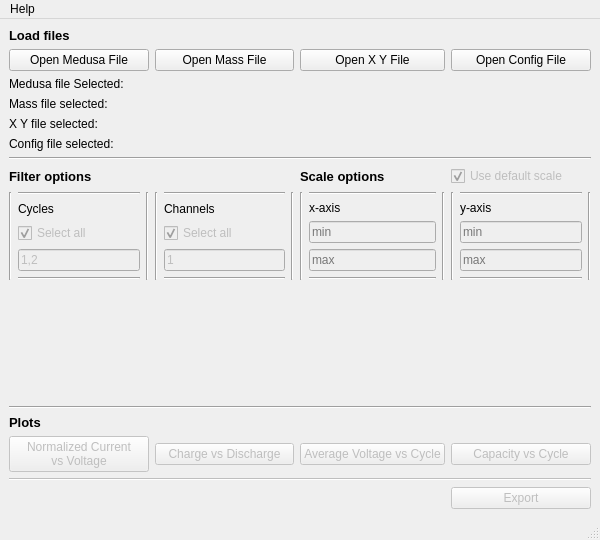
Qt form karlie/view/app.ui (abdullahsumbal/data-analysis) before a commit.
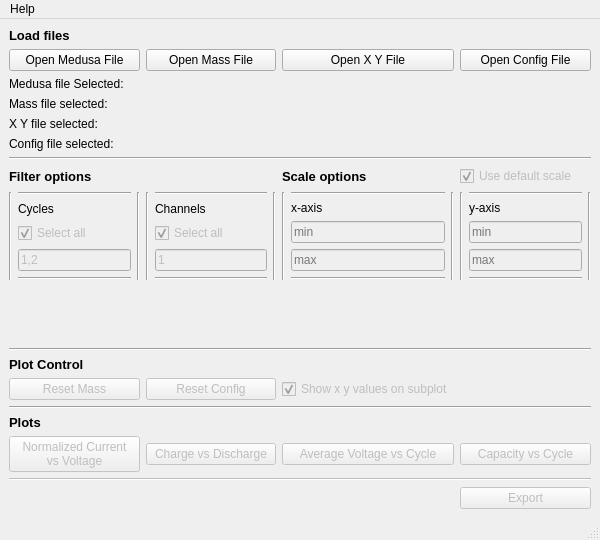
The same form after that commit.

Commit message: added buttons and checkbox. this closes #28

What changed in the file:
```diff
--- a/karlie/view/app.ui
+++ b/karlie/view/app.ui
@@ -28,20 +28,10 @@
   <widget class="QWidget" name="centralwidget">
    <layout class="QVBoxLayout" name="verticalLayout">
     <item>
-     <layout class="QGridLayout" name="gridLayout" rowstretch="0,0,0,0,0,0,0,0,0,0,0,0,0,0,0,0,0" columnstretch="1,1,1,1">
+     <layout class="QGridLayout" name="gridLayout" rowstretch="0,0,0,0,0,0,0,0,0,0,0,0,0,0,0,0,0,0,0,0" columnstretch="1,1,1,1">
       <property name="sizeConstraint">
        <enum>QLayout::SetNoConstraint</enum>
       </property>
-      <item row="14" column="1">
-       <widget class="QPushButton" name="button_charge_discharge">
-        <property name="enabled">
-         <bool>false</bool>
-        </property>
-        <property name="text">
-         <string>Charge vs Discharge</string>
-        </property>
-       </widget>
-      </item>
       <item row="10" column="3">
        <layout class="QGridLayout" name="gridLayout_5">
         <item row="0" column="1">
@@ -107,6 +97,98 @@
         </item>
        </layout>
       </item>
+      <item row="16" column="0">
+       <widget class="QLabel" name="label_4">
+        <property name="font">
+         <font>
+          <pointsize>10</pointsize>
+          <weight>75</weight>
+          <bold>true</bold>
+         </font>
+        </property>
+        <property name="text">
+         <string>Plots</string>
+        </property>
+       </widget>
+      </item>
+      <item row="9" column="0">
+       <widget class="QLabel" name="label_3">
+        <property name="font">
+         <font>
+          <pointsize>10</pointsize>
+          <weight>75</weight>
+          <bold>true</bold>
+         </font>
+        </property>
+        <property name="text">
+         <string>Filter options</string>
+        </property>
+       </widget>
+      </item>
+      <item row="18" column="0" colspan="4">
+       <widget class="Line" name="line_3">
+        <property name="enabled">
+         <bool>false</bool>
+        </property>
+        <property name="lineWidth">
+         <number>1</number>
+        </property>
+        <property name="orientation">
+         <enum>Qt::Horizontal</enum>
+        </property>
+       </widget>
+      </item>
+      <item row="11" column="0">
+       <spacer name="verticalSpacer">
+        <property name="orientation">
+         <enum>Qt::Vertical</enum>
+        </property>
+        <property name="sizeHint" stdset="0">
+         <size>
+          <width>20</width>
+          <height>40</height>
+         </size>
+        </property>
+       </spacer>
+      </item>
+      <item row="17" column="1">
+       <widget class="QPushButton" name="button_charge_discharge">
+        <property name="enabled">
+         <bool>false</bool>
+        </property>
+        <property name="text">
+         <string>Charge vs Discharge</string>
+        </property>
+       </widget>
+      </item>
+      <item row="0" column="0">
+       <widget class="QLabel" name="label_2">
+        <property name="font">
+         <font>
+          <pointsize>10</pointsize>
+          <weight>75</weight>
+          <bold>true</bold>
+         </font>
+        </property>
+        <property name="text">
+         <string>Load files</string>
+        </property>
+       </widget>
+      </item>
+      <item row="1" column="3">
+       <widget class="QPushButton" name="button_config_file">
+        <property name="text">
+         <string>Open Config File</string>
+        </property>
+       </widget>
+      </item>
+      <item row="4" column="0" colspan="4">
+       <widget class="QLabel" name="label_x_y_file">
+        <property name="text">
+         <string>X Y file selected: </string>
+        </property>
+       </widget>
+      </item>
       <item row="10" column="2">
        <layout class="QGridLayout" name="gridLayout_4">
         <item row="1" column="1">
@@ -172,21 +254,7 @@
         </item>
        </layout>
       </item>
-      <item row="0" column="0">
-       <widget class="QLabel" name="label_2">
-        <property name="font">
-         <font>
-          <pointsize>10</pointsize>
-          <weight>75</weight>
-          <bold>true</bold>
-         </font>
-        </property>
-        <property name="text">
-         <string>Load files</string>
-        </property>
-       </widget>
-      </item>
-      <item row="14" column="0">
+      <item row="17" column="0">
        <widget class="QPushButton" name="button_norm_curr_volt">
         <property name="enabled">
          <bool>false</bool>
@@ -223,29 +291,22 @@
         </property>
        </widget>
       </item>
-      <item row="13" column="0">
-       <widget class="QLabel" name="label_4">
-        <property name="font">
-         <font>
-          <pointsize>10</pointsize>
-          <weight>75</weight>
-          <bold>true</bold>
-         </font>
-        </property>
+      <item row="2" column="0" colspan="4">
+       <widget class="QLabel" name="label_medusa_file">
         <property name="text">
-         <string>Plots</string>
+         <string>Medusa file Selected: </string>
         </property>
        </widget>
       </item>
-      <item row="1" column="3">
-       <widget class="QPushButton" name="button_config_file">
+      <item row="1" column="1">
+       <widget class="QPushButton" name="button_mass_file">
         <property name="text">
-         <string>Open Config File</string>
+         <string>Open Mass File</string>
         </property>
        </widget>
       </item>
-      <item row="9" column="0">
-       <widget class="QLabel" name="label_3">
+      <item row="9" column="2">
+       <widget class="QLabel" name="label_6">
         <property name="font">
          <font>
           <pointsize>10</pointsize>
@@ -254,27 +315,14 @@
          </font>
         </property>
         <property name="text">
-         <string>Filter options</string>
+         <string>Scale options</string>
         </property>
        </widget>
       </item>
-      <item row="15" column="0" colspan="4">
-       <widget class="Line" name="line_3">
-        <property name="enabled">
-         <bool>false</bool>
-        </property>
-        <property name="lineWidth">
-         <number>1</number>
-        </property>
-        <property name="orientation">
-         <enum>Qt::Horizontal</enum>
-        </property>
-       </widget>
-      </item>
-      <item row="4" column="0" colspan="4">
-       <widget class="QLabel" name="label_x_y_file">
+      <item row="1" column="2">
+       <widget class="QPushButton" name="button_x_y_file">
         <property name="text">
-         <string>X Y file selected: </string>
+         <string>Open X Y File</string>
         </property>
        </widget>
       </item>
@@ -349,6 +397,77 @@
         </item>
        </layout>
       </item>
+      <item row="3" column="0" colspan="4">
+       <widget class="QLabel" name="label_mass_file">
+        <property name="text">
+         <string>Mass file selected: </string>
+        </property>
+       </widget>
+      </item>
+      <item row="17" column="3">
+       <widget class="QPushButton" name="button_capacity">
+        <property name="enabled">
+         <bool>false</bool>
+        </property>
+        <property name="text">
+         <string>Capacity vs Cycle</string>
+        </property>
+       </widget>
+      </item>
+      <item row="12" column="0" colspan="4">
+       <widget class="Line" name="line_2">
+        <property name="orientation">
+         <enum>Qt::Horizontal</enum>
+        </property>
+       </widget>
+      </item>
+      <item row="7" column="0" colspan="4">
+       <widget class="Line" name="line">
+        <property name="orientation">
+         <enum>Qt::Horizontal</enum>
+        </property>
+       </widget>
+      </item>
+      <item row="19" column="3">
+       <widget class="QPushButton" name="button_export">
+        <property name="enabled">
+         <bool>false</bool>
+        </property>
+        <property name="text">
+         <string>Export</string>
+        </property>
+       </widget>
+      </item>
+      <item row="5" column="0" colspan="4">
+       <widget class="QLabel" name="label_config_file">
+        <property name="text">
+         <string>Config file selected: </string>
+        </property>
+       </widget>
+      </item>
+      <item row="17" column="2">
+       <widget class="QPushButton" name="button_avg_volt">
+        <property name="enabled">
+         <bool>false</bool>
+        </property>
+        <property name="text">
+         <string>Average Voltage vs Cycle</string>
+        </property>
+       </widget>
+      </item>
+      <item row="9" column="3">
+       <widget class="QCheckBox" name="checkbox_scale_default">
+        <property name="enabled">
+         <bool>false</bool>
+        </property>
+        <property name="text">
+         <string>Use default scale</string>
+        </property>
+        <property name="checked">
+         <bool>true</bool>
+        </property>
+       </widget>
+      </item>
       <item row="10" column="1">
        <layout class="QGridLayout" name="gridLayout_3">
         <item row="0" column="1">
@@ -420,57 +539,8 @@
         </item>
        </layout>
       </item>
-      <item row="1" column="1">
-       <widget class="QPushButton" name="button_mass_file">
-        <property name="text">
-         <string>Open Mass File</string>
-        </property>
-       </widget>
-      </item>
-      <item row="3" column="0" colspan="4">
-       <widget class="QLabel" name="label_mass_file">
-        <property name="text">
-         <string>Mass file selected: </string>
-        </property>
-       </widget>
-      </item>
-      <item row="12" column="0" colspan="4">
-       <widget class="Line" name="line_2">
-        <property name="orientation">
-         <enum>Qt::Horizontal</enum>
-        </property>
-       </widget>
-      </item>
-      <item row="7" column="0" colspan="4">
-       <widget class="Line" name="line">
-        <property name="orientation">
-         <enum>Qt::Horizontal</enum>
-        </property>
-       </widget>
-      </item>
-      <item row="5" column="0" colspan="4">
-       <widget class="QLabel" name="label_config_file">
-        <property name="text">
-         <string>Config file selected: </string>
-        </property>
-       </widget>
-      </item>
-      <item row="2" column="0" colspan="4">
-       <widget class="QLabel" name="label_medusa_file">
-        <property name="text">
-         <string>Medusa file Selected: </string>
-        </property>
-       </widget>
-      </item>
-      <item row="1" column="2">
-       <widget class="QPushButton" name="button_x_y_file">
-        <property name="text">
-         <string>Open X Y File</string>
-        </property>
-       </widget>
-      </item>
-      <item row="9" column="2">
-       <widget class="QLabel" name="label_6">
+      <item row="13" column="0">
+       <widget class="QLabel" name="label_9">
         <property name="font">
          <font>
           <pointsize>10</pointsize>
@@ -479,53 +549,50 @@
          </font>
         </property>
         <property name="text">
-         <string>Scale options</string>
+         <string>Plot Control</string>
         </property>
        </widget>
       </item>
-      <item row="16" column="3">
-       <widget class="QPushButton" name="button_export">
+      <item row="15" column="0" colspan="4">
+       <widget class="Line" name="line_20">
+        <property name="orientation">
+         <enum>Qt::Horizontal</enum>
+        </property>
+       </widget>
+      </item>
+      <item row="14" column="0">
+       <widget class="QPushButton" name="button_reset_mass">
         <property name="enabled">
          <bool>false</bool>
         </property>
         <property name="text">
-         <string>Export</string>
+         <string>Reset Mass</string>
         </property>
        </widget>
       </item>
       <item row="14" column="2">
-       <widget class="QPushButton" name="button_avg_volt">
+       <widget class="QCheckBox" name="checkbox_x_y_plot_label">
         <property name="enabled">
          <bool>false</bool>
         </property>
         <property name="text">
-         <string>Average Voltage vs Cycle</string>
-        </property>
-       </widget>
-      </item>
-      <item row="14" column="3">
-       <widget class="QPushButton" name="button_capacity">
-        <property name="enabled">
-         <bool>false</bool>
-        </property>
-        <property name="text">
-         <string>Capacity vs Cycle</string>
-        </property>
-       </widget>
-      </item>
-      <item row="9" column="3">
-       <widget class="QCheckBox" name="checkbox_scale_default">
-        <property name="enabled">
-         <bool>false</bool>
-        </property>
-        <property name="text">
-         <string>Use default scale</string>
+         <string>Show x y values on subplot</string>
         </property>
         <property name="checked">
          <bool>true</bool>
         </property>
        </widget>
       </item>
+      <item row="14" column="1">
+       <widget class="QPushButton" name="button_reset_config">
+        <property name="enabled">
+         <bool>false</bool>
+        </property>
+        <property name="text">
+         <string>Reset Config</string>
+        </property>
+       </widget>
+      </item>
      </layout>
     </item>
    </layout>
```
Left out of the diff: 13 changed lines with no effect on the pictures. The commit also changes 2 other files.
